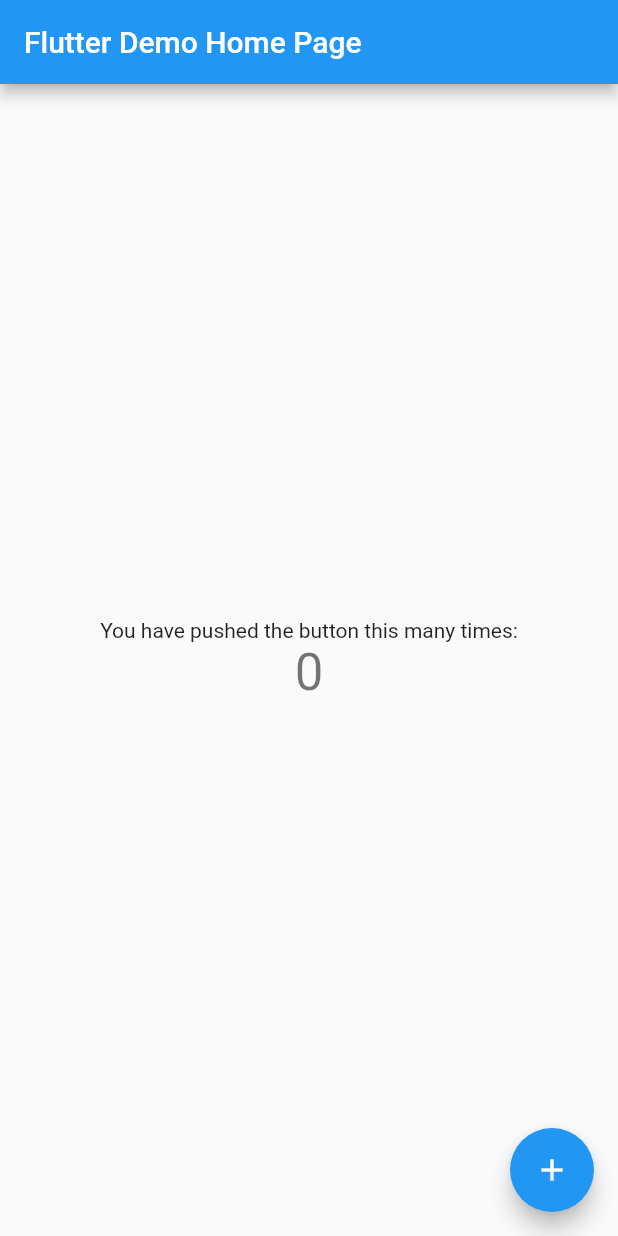
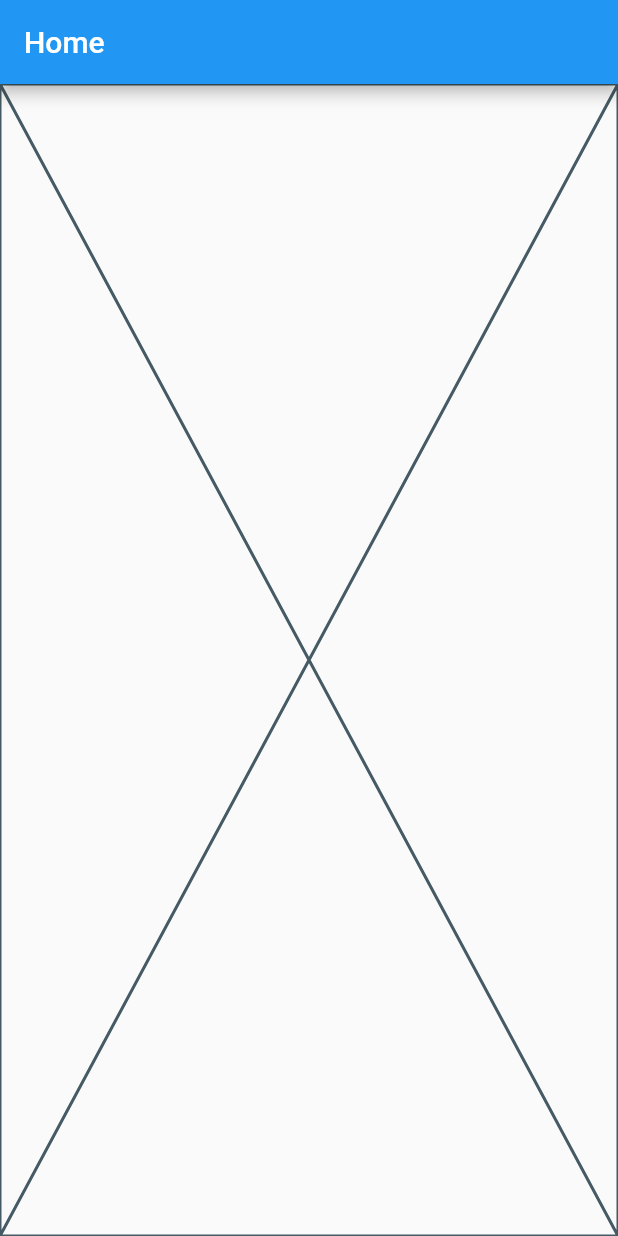
Before and after one commit to Seo-4d696b75/flutter_deeplink_cookbook, a Flutter app: the screen it shows after launch, on a phone screen of 412 x 824 dp. Run offline on Flutter 3.47's test engine with Material 2 defaults, Android fonts, the light colour scheme and no system bars; our stand-ins replace go_router.

Commit message:
fix: main.dart

```diff
--- a/lib/main.dart
+++ b/lib/main.dart
@@ -1,115 +1,52 @@
 import 'package:flutter/material.dart';
+import 'package:go_router/go_router.dart';
 
 void main() {
   runApp(const MyApp());
 }
 
+final router = GoRouter(
+  routes: [
+    GoRoute(
+      path: '/',
+      builder: (_, __) => const SomePage(title: 'Home'),
+      routes: [
+        GoRoute(
+          path: 'details',
+          builder: (_, __) => const SomePage(title: 'Details'),
+        ),
+      ],
+    ),
+  ],
+);
+
 class MyApp extends StatelessWidget {
   const MyApp({Key? key}) : super(key: key);
 
-  // This widget is the root of your application.
   @override
   Widget build(BuildContext context) {
-    return MaterialApp(
-      title: 'Flutter Demo',
+    return MaterialApp.router(
+      routerConfig: router,
+      title: 'DeepLinkDemo',
       theme: ThemeData(
-        // This is the theme of your application.
-        //
-        // Try running your application with "flutter run". You'll see the
-        // application has a blue toolbar. Then, without quitting the app, try
-        // changing the primarySwatch below to Colors.green and then invoke
-        // "hot reload" (press "r" in the console where you ran "flutter run",
-        // or simply save your changes to "hot reload" in a Flutter IDE).
-        // Notice that the counter didn't reset back to zero; the application
-        // is not restarted.
         primarySwatch: Colors.blue,
       ),
-      home: const MyHomePage(title: 'Flutter Demo Home Page'),
     );
   }
 }
 
-class MyHomePage extends StatefulWidget {
-  const MyHomePage({Key? key, required this.title}) : super(key: key);
-
-  // This widget is the home page of your application. It is stateful, meaning
-  // that it has a State object (defined below) that contains fields that affect
-  // how it looks.
-
-  // This class is the configuration for the state. It holds the values (in this
-  // case the title) provided by the parent (in this case the App widget) and
-  // used by the build method of the State. Fields in a Widget subclass are
-  // always marked "final".
+class SomePage extends StatelessWidget {
+  const SomePage({Key? key, required this.title}) : super(key: key);
 
   final String title;
 
   @override
-  State<MyHomePage> createState() => _MyHomePageState();
-}
-
-class _MyHomePageState extends State<MyHomePage> {
-  int _counter = 0;
-
-  void _incrementCounter() {
-    setState(() {
-      // This call to setState tells the Flutter framework that something has
-      // changed in this State, which causes it to rerun the build method below
-      // so that the display can reflect the updated values. If we changed
-      // _counter without calling setState(), then the build method would not be
-      // called again, and so nothing would appear to happen.
-      _counter++;
-    });
-  }
-
-  @override
   Widget build(BuildContext context) {
-    // This method is rerun every time setState is called, for instance as done
-    // by the _incrementCounter method above.
-    //
-    // The Flutter framework has been optimized to make rerunning build methods
-    // fast, so that you can just rebuild anything that needs updating rather
-    // than having to individually change instances of widgets.
     return Scaffold(
       appBar: AppBar(
-        // Here we take the value from the MyHomePage object that was created by
-        // the App.build method, and use it to set our appbar title.
-        title: Text(widget.title),
+        title: Text(title),
       ),
-      body: Center(
-        // Center is a layout widget. It takes a single child and positions it
-        // in the middle of the parent.
-        child: Column(
-          // Column is also a layout widget. It takes a list of children and
-          // arranges them vertically. By default, it sizes itself to fit its
-          // children horizontally, and tries to be as tall as its parent.
-          //
-          // Invoke "debug painting" (press "p" in the console, choose the
-          // "Toggle Debug Paint" action from the Flutter Inspector in Android
-          // Studio, or the "Toggle Debug Paint" command in Visual Studio Code)
-          // to see the wireframe for each widget.
-          //
-          // Column has various properties to control how it sizes itself and
-          // how it positions its children. Here we use mainAxisAlignment to
-          // center the children vertically; the main axis here is the vertical
-          // axis because Columns are vertical (the cross axis would be
-          // horizontal).
-          mainAxisAlignment: MainAxisAlignment.center,
-          children: <Widget>[
-            const Text(
-              'You have pushed the button this many times:',
-            ),
-            Text(
-              '$_counter',
-              style: Theme.of(context).textTheme.headline4,
-            ),
-          ],
-        ),
-      ),
-      floatingActionButton: FloatingActionButton(
-        onPressed: _incrementCounter,
-        tooltip: 'Increment',
-        child: const Icon(Icons.add),
-      ), // This trailing comma makes auto-formatting nicer for build methods.
+      body: const Placeholder(),
     );
   }
 }
```
